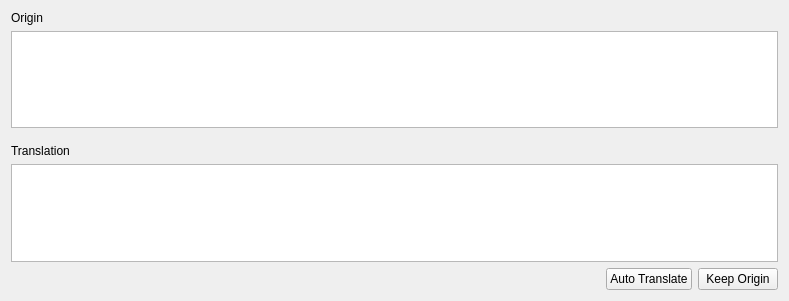
shm12/APKLanguageEditor, file src/main/resources/base/ui/extendedEdit.ui: the form before one commit.
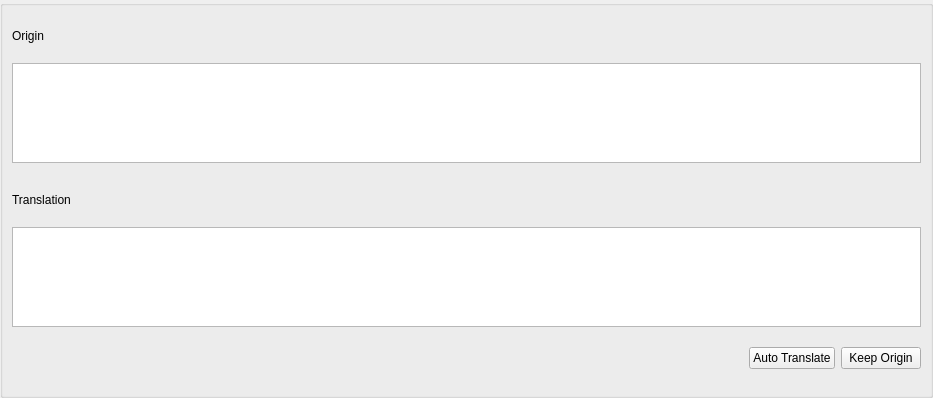
The form after the commit.

```diff
--- a/src/main/resources/base/ui/extendedEdit.ui
+++ b/src/main/resources/base/ui/extendedEdit.ui
@@ -2,17 +2,41 @@
 <ui version="4.0">
  <class>Form</class>
  <widget class="QWidget" name="Form">
+  <property name="enabled">
+   <bool>true</bool>
+  </property>
   <property name="geometry">
    <rect>
     <x>0</x>
     <y>0</y>
-    <width>789</width>
-    <height>301</height>
+    <width>933</width>
+    <height>398</height>
    </rect>
   </property>
   <property name="windowTitle">
    <string>Form</string>
   </property>
+  <layout class="QVBoxLayout" name="verticalLayout_2">
+   <property name="leftMargin">
+    <number>0</number>
+   </property>
+   <property name="topMargin">
+    <number>0</number>
+   </property>
+   <property name="rightMargin">
+    <number>0</number>
+   </property>
+   <property name="bottomMargin">
+    <number>0</number>
+   </property>
+   <item>
+    <widget class="QGroupBox" name="groupBox">
+     <property name="enabled">
+      <bool>true</bool>
+     </property>
+     <property name="title">
+      <string/>
+     </property>
   <layout class="QVBoxLayout" name="verticalLayout">
    <item>
     <widget class="QLabel" name="originLabel">
@@ -49,7 +73,7 @@
 &lt;html&gt;&lt;head&gt;&lt;meta name=&quot;qrichtext&quot; content=&quot;1&quot; /&gt;&lt;style type=&quot;text/css&quot;&gt;
 p, li { white-space: pre-wrap; }
 &lt;/style&gt;&lt;/head&gt;&lt;body style=&quot; font-family:'MS Shell Dlg 2'; font-size:7.8pt; font-weight:400; font-style:normal;&quot;&gt;
-&lt;p style=&quot;-qt-paragraph-type:empty; margin-top:0px; margin-bottom:0px; margin-left:0px; margin-right:0px; -qt-block-indent:0; text-indent:0px;&quot;&gt;&lt;br /&gt;&lt;/p&gt;&lt;/body&gt;&lt;/html&gt;</string>
+&lt;p style=&quot;-qt-paragraph-type:empty; margin-top:0px; margin-bottom:0px; margin-left:0px; margin-right:0px; -qt-block-indent:0; text-indent:0px; font-family:'MS Shell Dlg 2';&quot;&gt;&lt;br /&gt;&lt;/p&gt;&lt;/body&gt;&lt;/html&gt;</string>
      </property>
      <property name="cursorWidth">
       <number>0</number>
@@ -93,6 +117,9 @@
    </item>
    <item>
     <widget class="QTextEdit" name="translationTextEdit">
+        <property name="enabled">
+         <bool>true</bool>
+        </property>
      <property name="sizePolicy">
       <sizepolicy hsizetype="Expanding" vsizetype="Preferred">
        <horstretch>1</horstretch>
@@ -115,7 +142,7 @@
        <verstretch>0</verstretch>
       </sizepolicy>
      </property>
-     <layout class="QHBoxLayout" name="horizontalLayout_4">
+        <layout class="QHBoxLayout" name="horizontalLayout_5">
       <property name="leftMargin">
        <number>0</number>
       </property>
@@ -130,6 +157,9 @@
       </property>
       <item>
        <widget class="QPushButton" name="autoTranslateButton">
+           <property name="enabled">
+            <bool>true</bool>
+           </property>
         <property name="text">
          <string>Auto Translate</string>
         </property>
@@ -137,9 +167,15 @@
       </item>
       <item>
        <widget class="QPushButton" name="keepOriginButton">
+           <property name="enabled">
+            <bool>true</bool>
+           </property>
         <property name="text">
          <string>Keep Origin</string>
         </property>
+          </widget>
+         </item>
+        </layout>
        </widget>
       </item>
      </layout>
```
Lines whose indentation alone changed are shown as unchanged.
